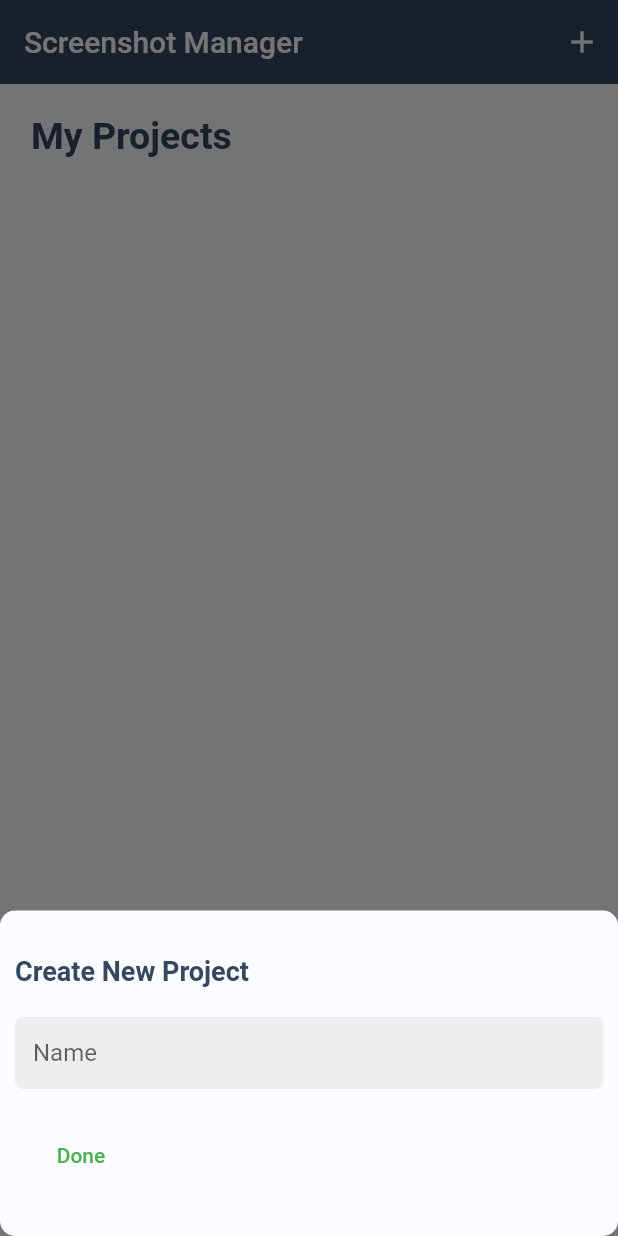
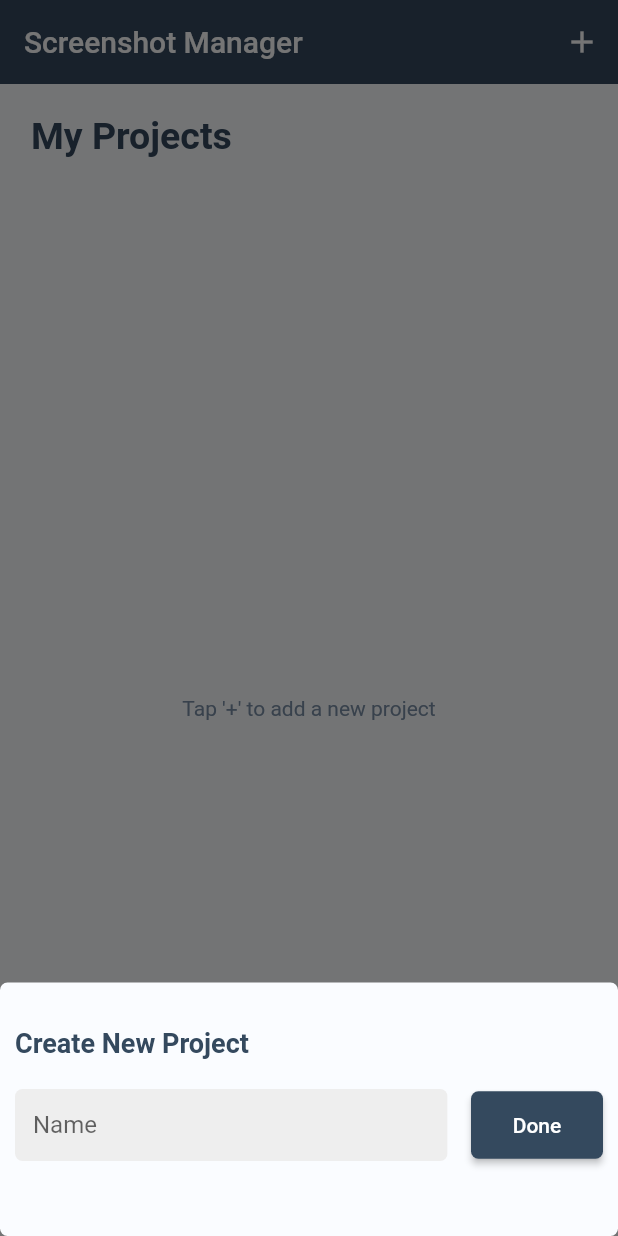
Before and after one commit to GDGVIT/Screenshot-Manager-App, a Flutter app: the screen it shows after launch, after a tap on the "add" icon, on a phone screen of 412 x 824 dp. Run offline on Flutter 3.47's test engine with Material 2 defaults, Android fonts, the phone set to English and light mode, and no system bars; our stand-ins replace image_picker, sqflite; accounts and stored records are empty.

Commit message:
UI changes

```diff
--- a/lib/main.dart
+++ b/lib/main.dart
@@ -13,6 +13,7 @@ class MyApp extends StatelessWidget {
   @override
   Widget build(BuildContext context) {
     return MaterialApp(
+      debugShowCheckedModeBanner: false,
       title: 'Screenshot Manager',
       theme: ThemeData(
         primaryColor: Color(0xFF34495E),
@@ -74,7 +75,7 @@ class _MyHomeScreenState extends State<MyHomeScreen> {
     showModalBottomSheet(
       isScrollControlled: true,
       context: context,
-      shape: RoundedRectangleBorder(borderRadius: BorderRadius.circular(10)),
+      shape: RoundedRectangleBorder(borderRadius: BorderRadius.circular(5)),
       builder: (ctx) {
         Color color = Colors.green;
         return StatefulBuilder(
@@ -99,7 +100,11 @@ class _MyHomeScreenState extends State<MyHomeScreen> {
                       SizedBox(
                         height: 20,
                       ),
-                      ClipRRect(
+                      Row(
+                        children: <Widget>[
+                          Container(
+                            width: MediaQuery.of(context).size.width * 0.7,
+                            child: ClipRRect(
                               borderRadius: BorderRadius.circular(5),
                               child: TextField(
                                 controller: titlecontroller,
@@ -112,17 +117,27 @@ class _MyHomeScreenState extends State<MyHomeScreen> {
                                 ),
                               ),
                             ),
-                      SizedBox(
-                        height: 20,
                           ),
-                      FlatButton(
+                          Spacer(),
+                          Container(
+                            height: 45,
+                            child: RaisedButton(
+                              shape: RoundedRectangleBorder(
+                                  borderRadius: BorderRadius.circular(5)),
                               child: Text('Done'),
-                        textColor: color,
+                              color: primaryColor,
+                              textColor: Colors.white,
                               onPressed: () {
                                 _onSubmit();
                                 Navigator.of(context).maybePop();
                                 titlecontroller.clear();
                               },
+                            ),
+                          ),
+                        ],
+                      ),
+                      SizedBox(
+                        height: 20,
                       ),
                       SizedBox(
                         height: 20,
@@ -196,14 +211,20 @@ class _MyHomeScreenState extends State<MyHomeScreen> {
                   );
                 }
                 myProjects = snapshot.data;
+                if (myProjects.length == 0) {
+                  return Center(
+                    child: Text('Tap \'+\' to add a new project', style: TextStyle(color: accentColor),),
+                  );
+                } else {
                   return ListView.builder(
                     itemCount: myProjects.length,
                     itemBuilder: (ctx, index) {
                       return Dismissible(
                         key: Key(myProjects[index].id.toString()),
-                      onDismissed: (direction){
+                        onDismissed: (direction) {
                           dbHelper.deleteProject(myProjects[index].id);
-                        myProjects.removeWhere((project)=>project.id == myProjects[index].id);
+                          myProjects.removeWhere(
+                              (project) => project.id == myProjects[index].id);
                         },
                         child: MyProjectWidget(
                           project: myProjects[index],
@@ -211,6 +232,7 @@ class _MyHomeScreenState extends State<MyHomeScreen> {
                       );
                     },
                   );
+                }
               },
             ),
           ),
--- a/lib/utils.dart
+++ b/lib/utils.dart
@@ -20,7 +20,7 @@ class Utility {
   static Image imageFromBase64String(String base64String) {
     return Image.memory(
       base64Decode(base64String),
-      fit: BoxFit.contain,
+      fit: BoxFit.fitWidth,
     );
   }
 }
```
Also changed, not shown: lib/screens/project_screen.dart (+20 -2 lines). Lines whose indentation alone changed are shown as unchanged.
